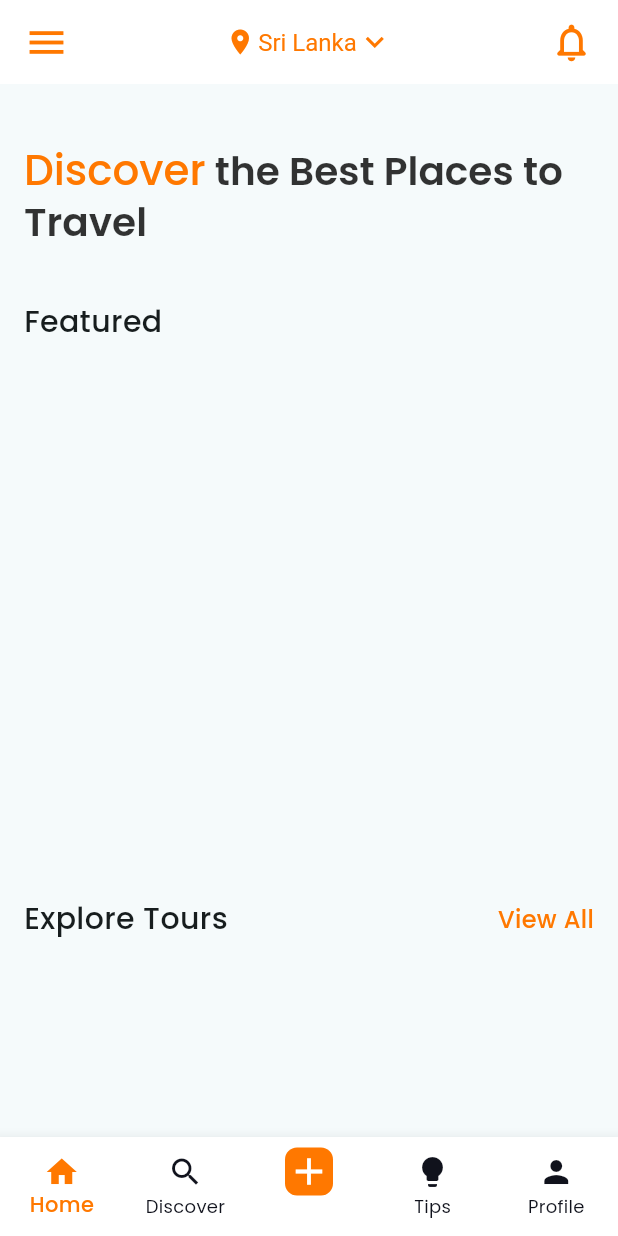
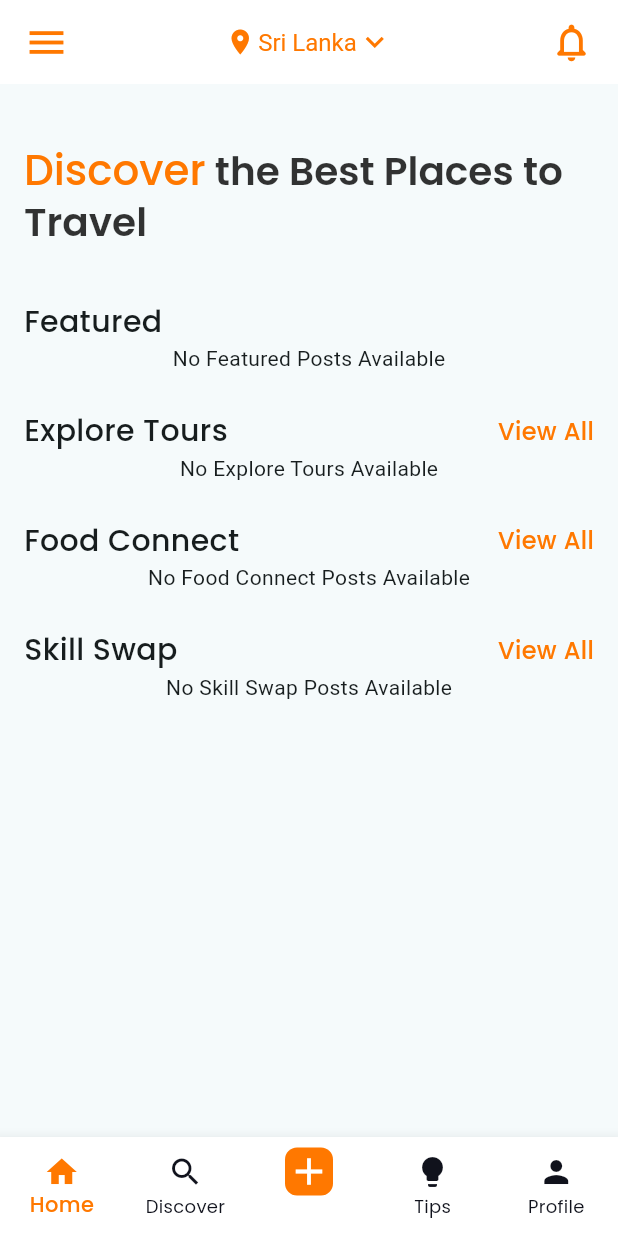
Before and after one commit to mrmuslih-matmsh/Exploreo, a Flutter app: the screen it shows after launch, on a phone screen of 412 x 824 dp. Run offline on Flutter 3.47's test engine with Material 3 defaults, Android fonts, the phone set to English and light mode, and no system bars; our stand-ins replace cloud_firestore, firebase_auth, firebase_core, flutter_gemini, image_picker; accounts and stored records are empty.

Commit message:
updated screens

```diff
--- a/lib/Components/explore_tour_card.dart
+++ b/lib/Components/explore_tour_card.dart
@@ -56,12 +56,15 @@ class ExploreTourCard extends StatelessWidget {
                 child: Column(
                   crossAxisAlignment: CrossAxisAlignment.start,
                   children: [
+                    // Title Text with Ellipsis overflow
                     Text(
                       name,
                       style: const TextStyle(
                         fontSize: 16,
                         fontFamily: 'PoppinsSemiBold',
                       ),
+                      maxLines: 1, // Restrict to one line
+                      overflow: TextOverflow.ellipsis, // Show ellipsis on overflow
                     ),
                     const SizedBox(height: 5),
                     Row(
@@ -72,6 +75,7 @@ class ExploreTourCard extends StatelessWidget {
                           size: 16,
                         ),
                         const SizedBox(width: 4),
+                        // Location Text with Ellipsis overflow
                         Expanded(
                           child: Text(
                             location,
@@ -80,7 +84,7 @@ class ExploreTourCard extends StatelessWidget {
                               color: Colors.grey,
                               fontFamily: 'PoppinsMedium',
                             ),
-                            overflow: TextOverflow.ellipsis,
+                            overflow: TextOverflow.ellipsis, // Show ellipsis on overflow
                           ),
                         ),
                       ],
--- a/lib/Screens/home.dart
+++ b/lib/Screens/home.dart
@@ -109,7 +109,10 @@ class _HomeScreenState extends State<HomeScreen> {
               ),
               StreamBuilder<QuerySnapshot>(
                 stream: FirebaseFirestore.instance
-                    .collection('travels')
+                    .collection('posts')
+                    .where('category', isEqualTo: 'Local Tours')
+                    .orderBy('timestamp', descending: true)
+                    .limit(5)
                     .snapshots(),
                 builder: (context, snapshot) {
                   if (snapshot.connectionState == ConnectionState.waiting) {
@@ -122,6 +125,10 @@ class _HomeScreenState extends State<HomeScreen> {
 
                   final travelData = snapshot.data!.docs;
 
+                  if (travelData.isEmpty) {
+                    return const Center(child: Text('No Featured Posts Available'));
+                  }
+
                   return Container(
                     margin: const EdgeInsets.only(top: 16),
                     height: size.height * .4,
@@ -133,8 +140,8 @@ class _HomeScreenState extends State<HomeScreen> {
                         var travelItem = travelData[index];
 
                         return FeaturedCard(
-                          imageUrl: travelItem['image'],
-                          name: travelItem['name'],
+                          imageUrl: travelItem['coverimage'],
+                          name: travelItem['title'],
                           location: travelItem['location'],
                           onTap: () {
                             Navigator.of(context).push(
@@ -175,7 +182,10 @@ class _HomeScreenState extends State<HomeScreen> {
               ),
               StreamBuilder<QuerySnapshot>(
                 stream: FirebaseFirestore.instance
-                    .collection('travels') // Collection for Explore Tours
+                    .collection('posts')
+                    .where('category', isEqualTo: 'Local Tours')
+                    .orderBy('title')
+                    .limit(10)
                     .snapshots(),
                 builder: (context, snapshot) {
                   if (snapshot.connectionState == ConnectionState.waiting) {
@@ -188,6 +198,10 @@ class _HomeScreenState extends State<HomeScreen> {
 
                   final exploreToursData = snapshot.data!.docs;
 
+                  if (exploreToursData.isEmpty) {
+                    return const Center(child: Text('No Explore Tours Available'));
+                  }
+
                   return Container(
                     margin: const EdgeInsets.only(top: 16),
                     height: size.height * .275,
@@ -199,8 +213,8 @@ class _HomeScreenState extends State<HomeScreen> {
                         var exploreTourItem = exploreToursData[index];
 
                         return ExploreTourCard(
-                          imageUrl: exploreTourItem['image'],
-                          name: exploreTourItem['name'],
+                          imageUrl: exploreTourItem['coverimage'],
+                          name: exploreTourItem['title'],
                           location: exploreTourItem['location'],
                           onTap: () {
                             Navigator.of(context).push(
@@ -240,8 +254,12 @@ class _HomeScreenState extends State<HomeScreen> {
                 ],
               ),
               StreamBuilder<QuerySnapshot>(
-                stream:
-                    FirebaseFirestore.instance.collection('foods').snapshots(),
+                stream: FirebaseFirestore.instance
+                    .collection('posts')
+                    .where('category', isEqualTo: 'Food Sharing')
+                    .orderBy('timestamp', descending: true)
+                    .limit(10)
+                    .snapshots(),
                 builder: (context, snapshot) {
                   if (snapshot.connectionState == ConnectionState.waiting) {
                     return const Center(child: CircularProgressIndicator());
@@ -252,6 +270,10 @@ class _HomeScreenState extends State<HomeScreen> {
                   }
 
                   final foodConnectData = snapshot.data!.docs;
+
+                  if (foodConnectData.isEmpty) {
+                    return const Center(child: Text('No Food Connect Posts Available'));
+                  }
 
                   return Container(
                     margin: const EdgeInsets.only(top: 16),
@@ -264,10 +286,10 @@ class _HomeScreenState extends State<HomeScreen> {
                         var foodItem = foodConnectData[index];
 
                         return FoodConnectCard(
-                          imageUrl: foodItem['image'],
-                          name: foodItem['name'],
+                          imageUrl: foodItem['coverimage'],
+                          name: foodItem['title'],
                           location: foodItem['location'],
-                          cost: foodItem['cost'],
+                          cost: foodItem['price'],
                           onTap: () {
                             Navigator.of(context).push(
                               MaterialPageRoute(
@@ -306,8 +328,12 @@ class _HomeScreenState extends State<HomeScreen> {
                 ],
               ),
               StreamBuilder<QuerySnapshot>(
-                stream:
-                    FirebaseFirestore.instance.collection('skills').snapshots(),
+                stream: FirebaseFirestore.instance
+                    .collection('posts')
+                    .where('category', isEqualTo: 'Skills Exchange')
+                    .orderBy('timestamp', descending: true)
+                    .limit(10)
+                    .snapshots(),
                 builder: (context, snapshot) {
                   if (snapshot.connectionState == ConnectionState.waiting) {
                     return const Center(child: CircularProgressIndicator());
@@ -317,21 +343,25 @@ class _HomeScreenState extends State<HomeScreen> {
                   }
                   final skillsData = snapshot.data!.docs;
 
+                  if (skillsData.isEmpty) {
+                    return const Center(child: Text('No Skill Swap Posts Available'));
+                  }
+
                   return Container(
-                    margin: const EdgeInsets.only(top: 16), // Add margin here
+                    margin: const EdgeInsets.only(top: 16),
+                    height: size.height * .120,
                     child: ListView.builder(
-                      shrinkWrap: true,
-                      physics: const NeverScrollableScrollPhysics(),
                       itemCount: skillsData.length,
+                      physics: const BouncingScrollPhysics(),
+                      scrollDirection: Axis.horizontal,
                       itemBuilder: (context, index) {
                         var skillItem = skillsData[index];
-                        return Padding(
-                          padding: const EdgeInsets.only(bottom: 10.0),
-                          child: SkillCard(
-                            name: skillItem['name'],
+
+                        return SkillCard(
+                          imageUrl: skillItem['coverimage'],
+                          name: skillItem['title'],
                           location: skillItem['location'],
                           rating: skillItem['rating'],
-                            imageUrl: skillItem['image'],
                           onTap: () {
                             Navigator.of(context).push(
                               MaterialPageRoute(
@@ -341,7 +371,6 @@ class _HomeScreenState extends State<HomeScreen> {
                               ),
                             );
                           },
-                          ),
                         );
                       },
                     ),
```
Also changed, not shown: lib/Screens/detail_view.dart (+31 -22 lines). Lines whose indentation alone changed are shown as unchanged.
